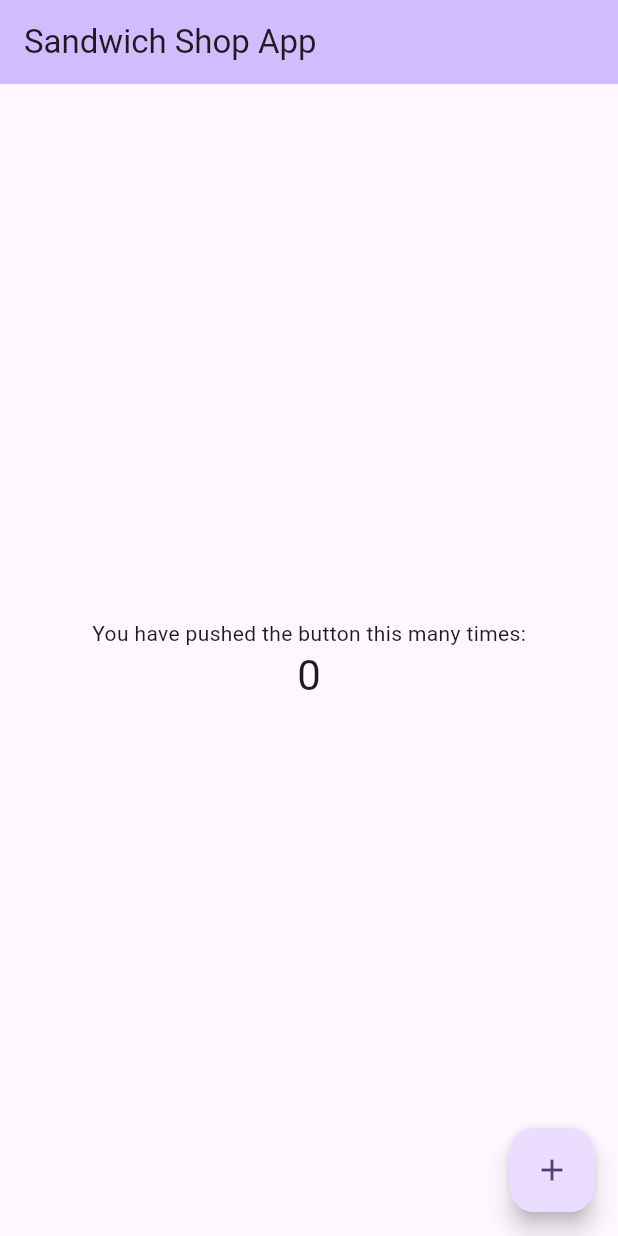
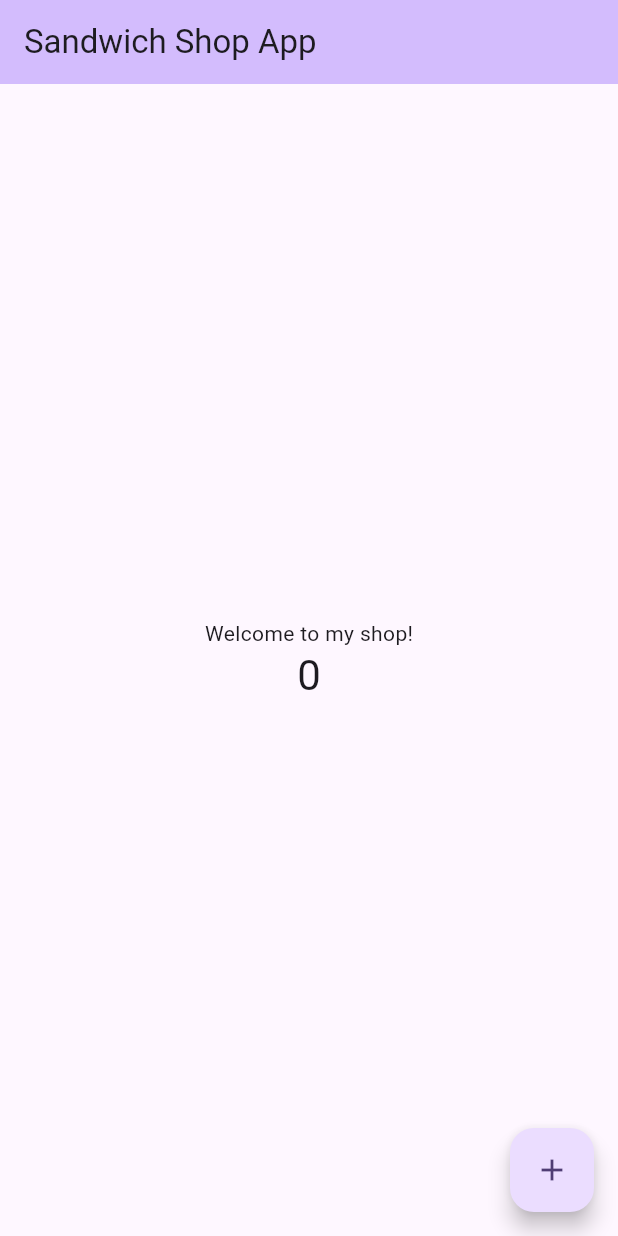
Before and after one commit to Joyeehing/dartprogramming--Y2-, a Flutter app: the screen it shows after launch, on a phone screen of 412 x 824 dp. Run offline on Flutter 3.47's test engine with Material 3 defaults, Android fonts, the phone set to English and light mode, and no system bars.

Commit message:
modify the file to match the cleaned-up version

```diff
--- a/sandwhich_shop/lib/main.dart
+++ b/sandwhich_shop/lib/main.dart
@@ -104,7 +104,7 @@ class _MyHomePageState extends State<MyHomePage> {
           // wireframe for each widget.
           mainAxisAlignment: MainAxisAlignment.center,
           children: <Widget>[
-            const Text('You have pushed the button this many times:'),
+            const Text('Welcome to my shop!'),
             Text(
               '$_counter',
               style: Theme.of(context).textTheme.headlineMedium,
```
Also changed, not shown: sandwhich_shop/pubspec.yaml (+4 -4 lines), sandwhich_shop/pubspec.lock.
